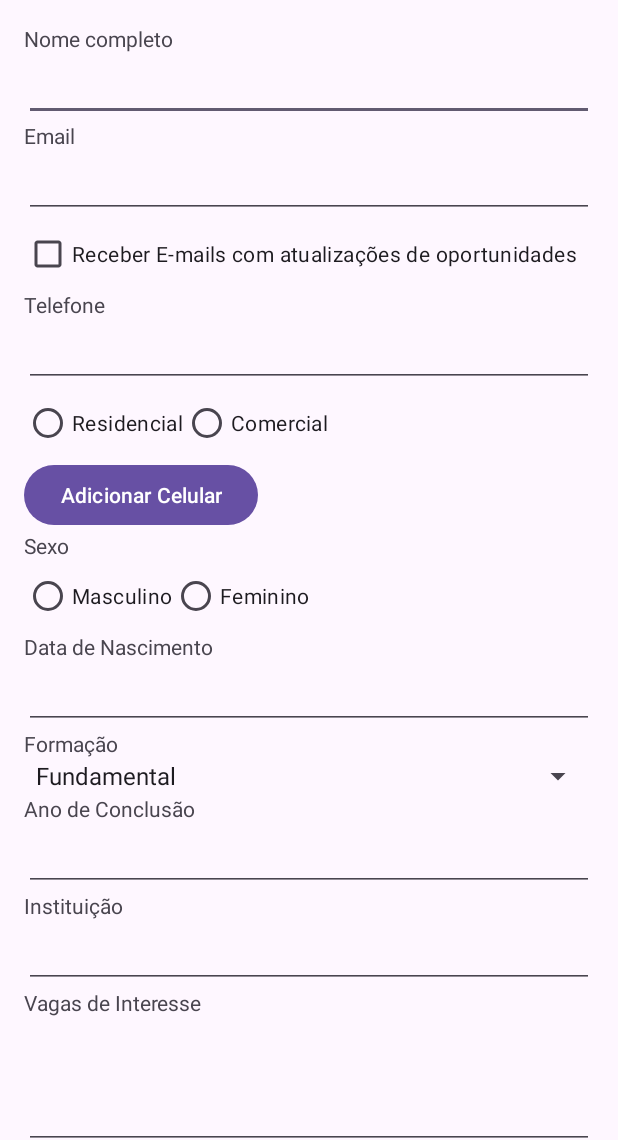
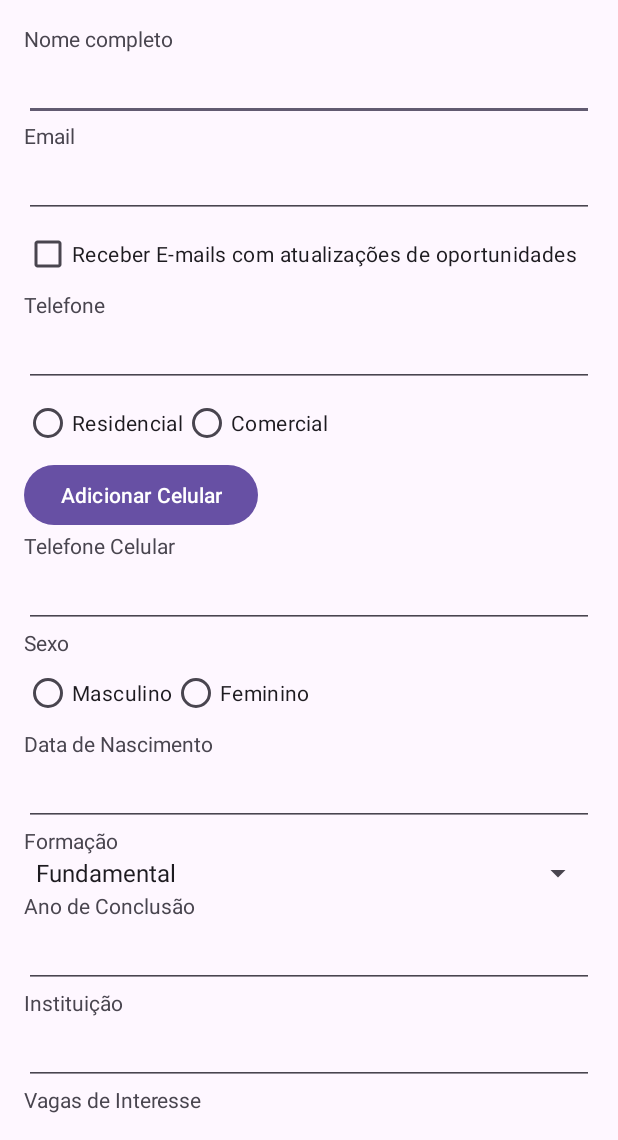
Before and after one commit to SauloFernando99/HaVagas, an Android app: the screen it shows after launch (MainActivity), after a tap on "Adicionar Celular", on a phone screen of 412 x 824 dp, the part 96-1236 px from its top. Run offline under Robolectric (Android 15) with nearby library versions, the phone set to English and light mode, and no system bars.

Commit message:
feat: created the function make the button AdicionarCelular work

```diff
--- a/app/src/main/java/com/example/havagas/MainActivity.kt
+++ b/app/src/main/java/com/example/havagas/MainActivity.kt
@@ -2,10 +2,33 @@ package com.example.havagas
 
 import androidx.appcompat.app.AppCompatActivity
 import android.os.Bundle
+import android.view.View
+import android.widget.Button
+import android.widget.EditText
+import android.widget.TextView
 
 class MainActivity : AppCompatActivity() {
+
+    private lateinit var buttonAdicionarCelular: Button
+    private lateinit var textViewTelefoneCelular: TextView
+    private lateinit var editTextTelefoneCelular: EditText
+
     override fun onCreate(savedInstanceState: Bundle?) {
         super.onCreate(savedInstanceState)
         setContentView(R.layout.activity_main)
+
+        buttonAdicionarCelular = findViewById(R.id.buttonAdicionarCelular)
+        textViewTelefoneCelular = findViewById(R.id.textViewTelefoneCelular)
+        editTextTelefoneCelular = findViewById(R.id.editTextTelefoneCelular)
+
+        buttonAdicionarCelular.setOnClickListener {
+            if (textViewTelefoneCelular.visibility == View.GONE) {
+                textViewTelefoneCelular.visibility = View.VISIBLE
+                editTextTelefoneCelular.visibility = View.VISIBLE
+            } else {
+                textViewTelefoneCelular.visibility = View.GONE
+                editTextTelefoneCelular.visibility = View.GONE
+            }
+        }
     }
 }
```
